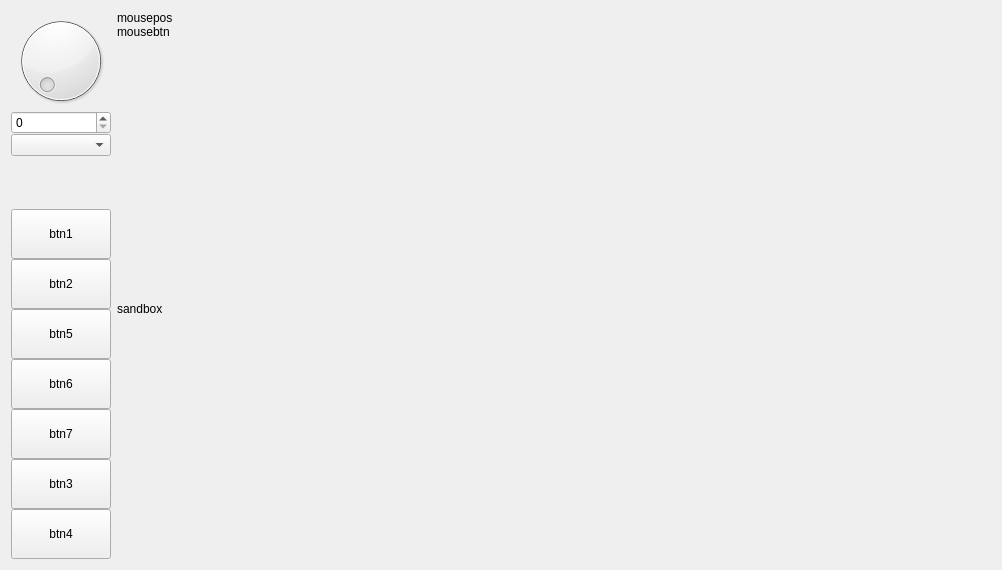
The window that src/uis/third_window.ui (arrgn/PhysCalc) describes before a commit, drawn with Qt 5.
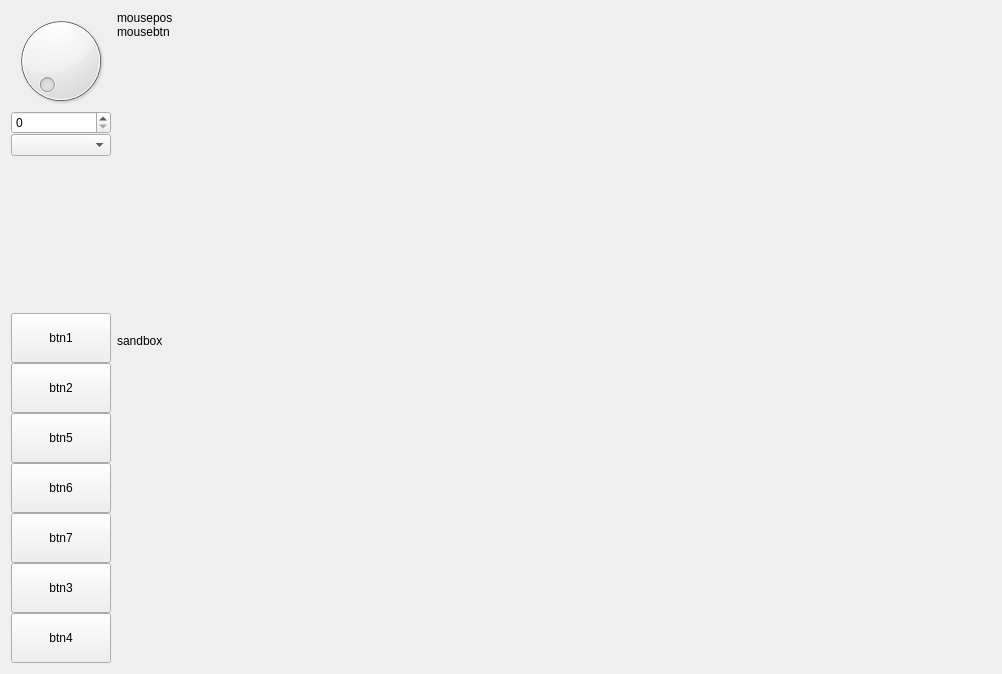
The same window after the commit.

Commit message: fixed third window2

What changed in the file:
```diff
--- a/src/uis/third_window.ui
+++ b/src/uis/third_window.ui
@@ -7,7 +7,7 @@
     <x>0</x>
     <y>0</y>
     <width>1002</width>
-    <height>566</height>
+    <height>674</height>
    </rect>
   </property>
   <property name="windowTitle">
@@ -273,6 +273,22 @@
        </property>
       </widget>
      </item>
+     <item>
+      <spacer name="verticalSpacer_2">
+       <property name="orientation">
+        <enum>Qt::Vertical</enum>
+       </property>
+       <property name="sizeType">
+        <enum>QSizePolicy::Fixed</enum>
+       </property>
+       <property name="sizeHint" stdset="0">
+        <size>
+         <width>20</width>
+         <height>40</height>
+        </size>
+       </property>
+      </spacer>
+     </item>
     </layout>
    </item>
   </layout>
```
